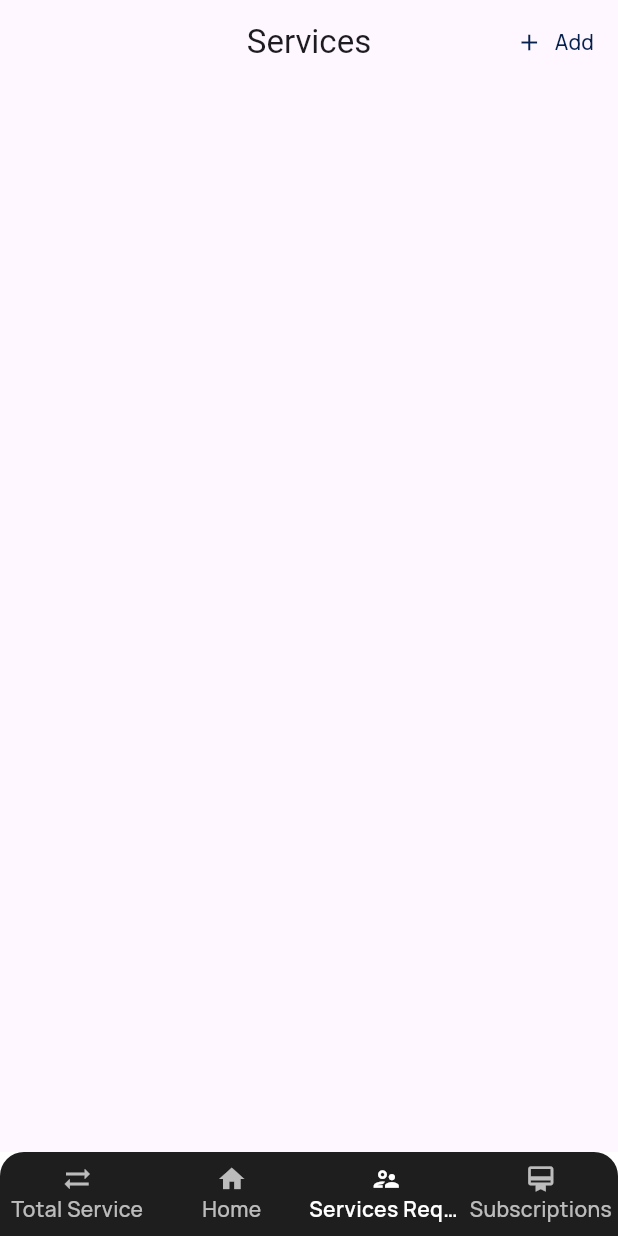
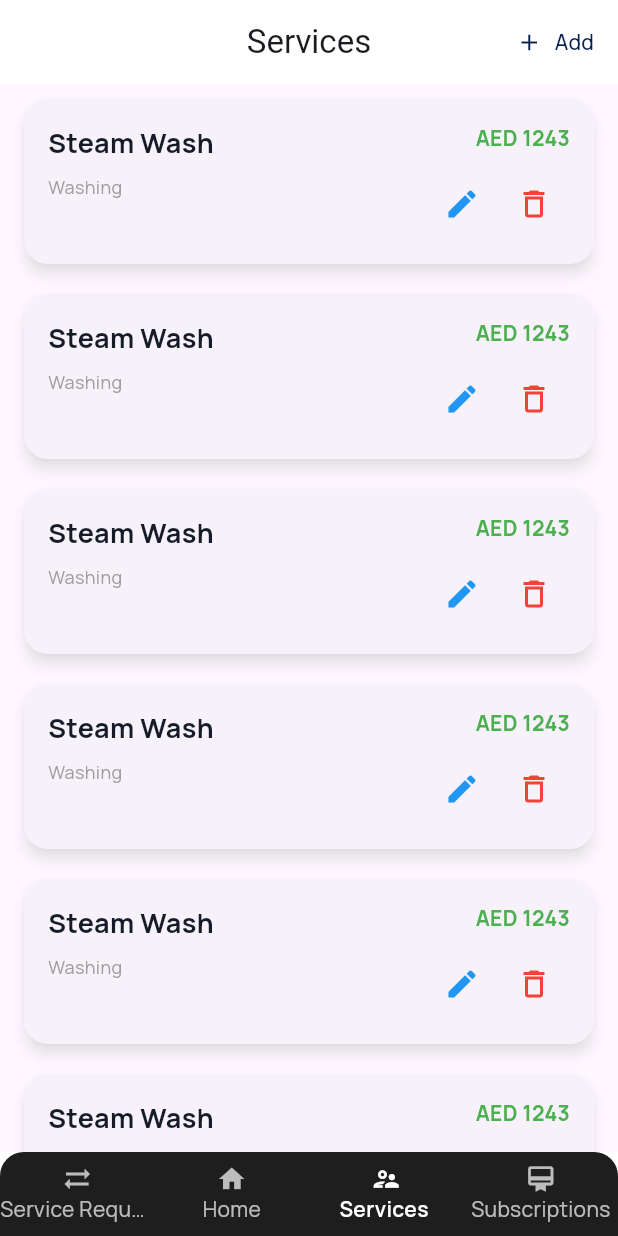
Before and after one commit to Tron-Academy/hand_car_vendor_mobile_app, a Flutter app: the screen it shows after launch, swiped to page 3, on a phone screen of 412 x 824 dp. Run offline on Flutter 3.47's test engine with Material 3 defaults, Android fonts, the phone set to English and light mode, and no system bars; our stand-ins replace flutter_hooks, freezed_annotation, hooks_riverpod, image_picker, riverpod_annotation.

Commit message:
Services Page Completed

```diff
--- a/lib/features/dashboard/view/pages/dashboard_page.dart
+++ b/lib/features/dashboard/view/pages/dashboard_page.dart
@@ -13,14 +13,14 @@ class VendorDashboard extends HookWidget {
     // Using hooks to manage state
     final upcomingServices = useState([
       {
-        'customerName': 'John Doe',
-        'carModel': 'Toyota Camry',
+        'customerName': 'Leo Messi',
+        'carModel': 'Maserati',
         'serviceType': 'Oil Change',
         'scheduledTime': DateTime.now().add(const Duration(hours: 2)),
       },
       {
-        'customerName': 'Jane Smith',
-        'carModel': 'Honda Civic',
+        'customerName': 'Ronaldo',
+        'carModel': 'Ferrari',
         'serviceType': 'Brake Inspection',
         'scheduledTime': DateTime.now().add(const Duration(hours: 4)),
       },
@@ -28,14 +28,14 @@ class VendorDashboard extends HookWidget {
 
     final recentServices = useState([
       {
-        'customerName': 'Mike Johnson',
-        'carModel': 'Ford Focus',
+        'customerName': 'Mohammed Salah',
+        'carModel': 'Mercedes',
         'serviceType': 'Tire Rotation',
         'amount': 45.00,
         'date': DateTime.now().subtract(const Duration(days: 1)),
       },
       {
-        'customerName': 'Sarah Williams',
+        'customerName': 'Neymar',
         'carModel': 'BMW X3',
         'serviceType': 'Full Service',
         'amount': 299.99,
--- a/lib/features/dashboard/view/pages/navigation_page.dart
+++ b/lib/features/dashboard/view/pages/navigation_page.dart
@@ -57,13 +57,13 @@ class NavigationPage extends HookWidget {
             fontWeight: FontWeight.w600,
             color: isDarkMode ? Colors.white : Colors.white,
           ),
-          unselectedLabelStyle: context.typography.bodyMedium.copyWith(
+          unselectedLabelStyle: context.typography.body.copyWith(
             color: isDarkMode ? Colors.white70 : Colors.white70,
           ),
           items: const [
             BottomNavigationBarItem(
               icon: Icon(Icons.sync_alt, size: 20),
-              label: "Total Service",
+              label: "Service Requests",
             ),
             BottomNavigationBarItem(
               icon: Icon(Icons.home, size: 20),
@@ -71,7 +71,7 @@ class NavigationPage extends HookWidget {
             ),
             BottomNavigationBarItem(
               icon: Icon(Icons.supervisor_account_outlined, size: 20),
-              label: "Services Requests",
+              label: "Services ",
             ),
             BottomNavigationBarItem(
               icon: Icon(Icons.card_membership, size: 20),
--- a/lib/features/services/view/pages/service_page.dart
+++ b/lib/features/services/view/pages/service_page.dart
@@ -1,6 +1,7 @@
 import 'package:flutter/material.dart';
 import 'package:handcar_ventor/core/extension/theme_extension.dart';
 import 'package:handcar_ventor/features/services/view/pages/add_service_page.dart';
+import 'package:handcar_ventor/features/services/view/widgets/service_card_widget.dart';
 
 class ServicePage extends StatelessWidget {
   const ServicePage({super.key});
@@ -9,6 +10,7 @@ class ServicePage extends StatelessWidget {
   Widget build(BuildContext context) {
     return Scaffold(
       appBar: AppBar(
+        backgroundColor: context.colors.white,
         title: const Text('Services'),
         centerTitle: true,
         actions: [
@@ -26,7 +28,14 @@ class ServicePage extends StatelessWidget {
           ),
         ],
       ),
-
+      body: ListView.builder(
+        itemCount: 10,
+        itemBuilder: (context, index) => ServiceCardWidget(
+          title: 'Steam Wash',
+          subtitle: 'Washing',
+          price: '1243',
+        ),
+      ),
     );
   }
 }
--- /dev/null
+++ b/lib/features/services/view/widgets/service_card_widget.dart
@@ -0,0 +1,88 @@
+import 'package:flutter/material.dart';
+import 'package:handcar_ventor/core/extension/theme_extension.dart';
+
+
+
+class ServiceCardWidget extends StatelessWidget {
+  final String title;
+  final String subtitle;
+  final String price;
+
+  const ServiceCardWidget({
+    super.key,
+    required this.title,
+    required this.subtitle,
+    required this.price,
+  });
+
+  @override
+  Widget build(BuildContext context) {
+    return Card(
+      margin: const EdgeInsets.symmetric(vertical: 10, horizontal: 16),
+      shape: RoundedRectangleBorder(
+        borderRadius: BorderRadius.circular(16),
+      ),
+      elevation: 4,
+      shadowColor: Colors.grey.withOpacity(0.3),
+      child: Padding(
+        padding: const EdgeInsets.all(16),
+        child: Row(
+          crossAxisAlignment: CrossAxisAlignment.start,
+          children: [
+            // Title and subtitle section
+            Expanded(
+              child: Column(
+                crossAxisAlignment: CrossAxisAlignment.start,
+                children: [
+                  Text(
+                    title,
+                    style: context.typography.bodyLarge.copyWith(
+                      fontWeight: FontWeight.bold,
+                      color: context.colors.primaryTxt,
+                    ),
+                  ),
+                  const SizedBox(height: 8),
+                  Text(
+                    subtitle,
+                    style: context.typography.bodySmall.copyWith(
+                      color: Colors.grey,
+                    ),
+                  ),
+                ],
+              ),
+            ),
+
+            // Price and actions section
+            Column(
+              crossAxisAlignment: CrossAxisAlignment.end,
+              children: [
+                Text(
+                  'AED $price',
+                  style: context.typography.bodyMedium.copyWith(
+                    color: Colors.green,
+                    fontWeight: FontWeight.bold,
+                  ),
+                ),
+                const SizedBox(height: 10),
+                Row(
+                  children: [
+                    IconButton(
+                      onPressed: () {},
+                      icon: const Icon(Icons.edit, color: Colors.blue),
+                      tooltip: "Edit Service",
+                    ),
+                    IconButton(
+                      onPressed: () {},
+                      icon: const Icon(Icons.delete_outline, color: Colors.red),
+                      tooltip: "Delete Service",
+                    ),
+                  ],
+                ),
+              ],
+            ),
+          ],
+        ),
+      ),
+    );
+  }
+}
```
